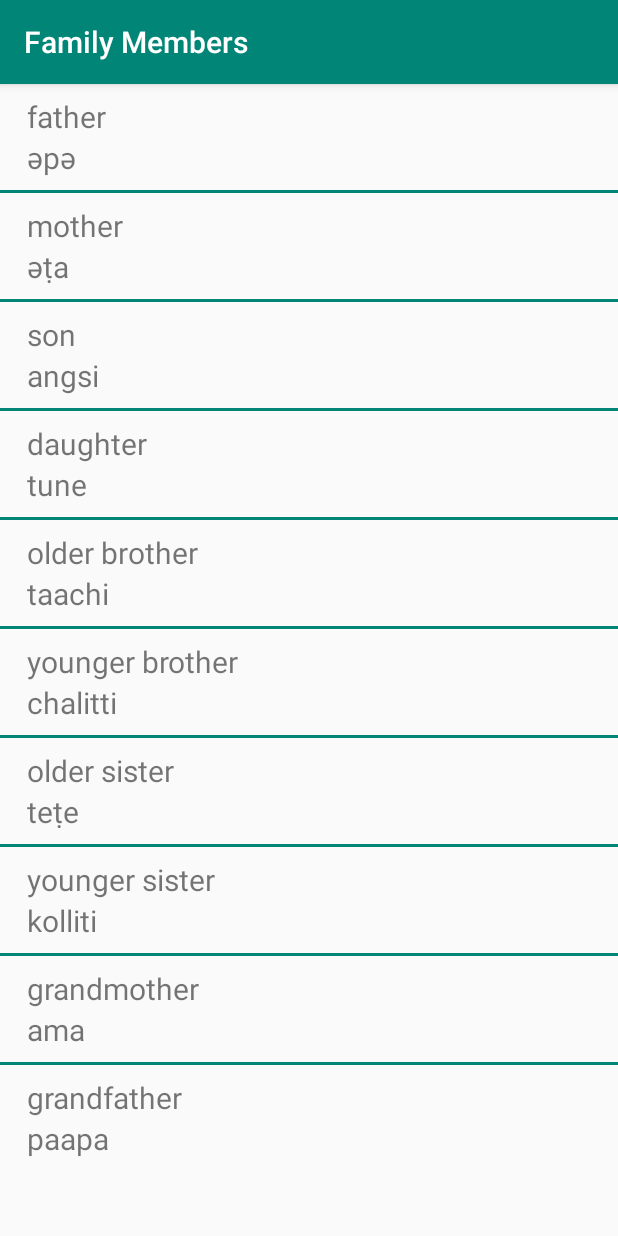
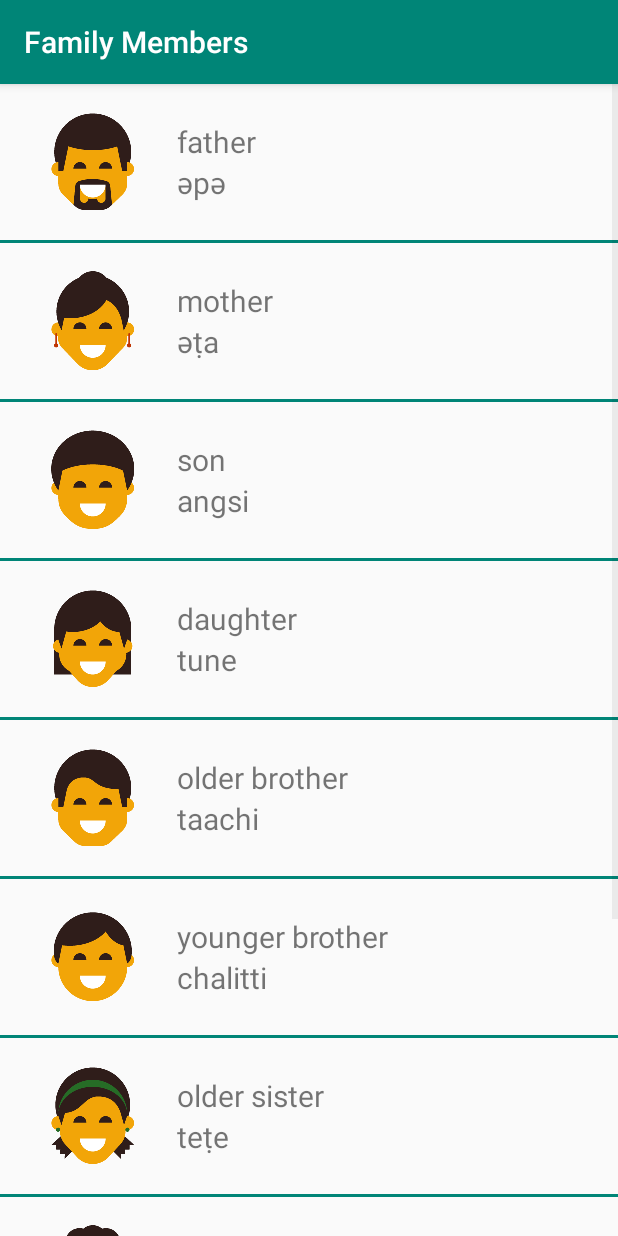
Before and after one commit to Yousaf184/Miwok-App, an Android app: the FamilyActivity screen opened directly, with no data from a screen before it, on a phone screen of 412 x 824 dp. Run offline under Robolectric (Android 15) with nearby library versions, the phone set to English and light mode, and no system bars.

Commit message:
added image resource in listviews of three categories

```diff
--- a/app/src/main/java/com/example/yousafkhan/miwok/ColorsAdapter.java
+++ b/app/src/main/java/com/example/yousafkhan/miwok/ColorsAdapter.java
@@ -5,6 +5,7 @@ import android.view.LayoutInflater;
 import android.view.View;
 import android.view.ViewGroup;
 import android.widget.ArrayAdapter;
+import android.widget.ImageView;
 import android.widget.TextView;
 
 import java.util.ArrayList;
@@ -27,6 +28,7 @@ public class ColorsAdapter extends ArrayAdapter<Translation> {
             holder = new ViewHolder();
             holder.englishTextView = convertView.findViewById(R.id.english_word);
             holder.miwokTextView = convertView.findViewById(R.id.miwok_word);
+            holder.imageResource = convertView.findViewById(R.id.image_icon);
 
             convertView.setTag(holder);
         }
@@ -36,14 +38,16 @@ public class ColorsAdapter extends ArrayAdapter<Translation> {
 
         Translation translation = getItem(position);
 
+        holder.imageResource.setImageResource(translation.getImageResourceID());
         holder.englishTextView.setText(translation.getEnglishTranslation());
         holder.miwokTextView.setText(translation.getMiwokTranslation());
 
         return convertView;
     }
 
-    static class ViewHolder {
+    private static class ViewHolder {
         private TextView englishTextView;
         private TextView miwokTextView;
+        private ImageView imageResource;
     }
 }
--- a/app/src/main/java/com/example/yousafkhan/miwok/FamilyActivity.java
+++ b/app/src/main/java/com/example/yousafkhan/miwok/FamilyActivity.java
@@ -21,16 +21,16 @@ public class FamilyActivity extends AppCompatActivity {
 
     private void populateFamilyList() {
         this.familyList = new ArrayList<>();
-        this.familyList.add(new Translation("father", "әpә"));
-        this.familyList.add(new Translation("mother", "әṭa"));
-        this.familyList.add(new Translation("son", "angsi"));
-        this.familyList.add(new Translation("daughter", "tune"));
-        this.familyList.add(new Translation("older brother", "taachi"));
-        this.familyList.add(new Translation("younger brother", "chalitti"));
-        this.familyList.add(new Translation("older sister", "teṭe"));
-        this.familyList.add(new Translation("younger sister", "kolliti"));
-        this.familyList.add(new Translation("grandmother", "ama"));
-        this.familyList.add(new Translation("grandfather", "paapa"));
+        this.familyList.add(new Translation("father", "әpә", R.drawable.family_father));
+        this.familyList.add(new Translation("mother", "әṭa", R.drawable.family_mother));
+        this.familyList.add(new Translation("son", "angsi", R.drawable.family_son));
+        this.familyList.add(new Translation("daughter", "tune", R.drawable.family_daughter));
+        this.familyList.add(new Translation("older brother", "taachi", R.drawable.family_older_brother));
+        this.familyList.add(new Translation("younger brother", "chalitti", R.drawable.family_younger_brother));
+        this.familyList.add(new Translation("older sister", "teṭe", R.drawable.family_older_sister));
+        this.familyList.add(new Translation("younger sister", "kolliti", R.drawable.family_younger_sister));
+        this.familyList.add(new Translation("grandmother", "ama", R.drawable.family_grandmother));
+        this.familyList.add(new Translation("grandfather", "paapa", R.drawable.family_grandfather));
     }
 
     private void populateFamilyListview() {
--- a/app/src/main/java/com/example/yousafkhan/miwok/FamilyAdapter.java
+++ b/app/src/main/java/com/example/yousafkhan/miwok/FamilyAdapter.java
@@ -5,6 +5,7 @@ import android.view.LayoutInflater;
 import android.view.View;
 import android.view.ViewGroup;
 import android.widget.ArrayAdapter;
+import android.widget.ImageView;
 import android.widget.TextView;
 
 import java.util.ArrayList;
@@ -27,6 +28,7 @@ public class FamilyAdapter extends ArrayAdapter<Translation> {
             holder = new ViewHolder();
             holder.englishTextView = convertView.findViewById(R.id.english_word);
             holder.miwokTextView = convertView.findViewById(R.id.miwok_word);
+            holder.imageResource = convertView.findViewById(R.id.image_icon);
 
             convertView.setTag(holder);
         }
@@ -36,6 +38,7 @@ public class FamilyAdapter extends ArrayAdapter<Translation> {
 
         Translation translation = getItem(position);
 
+        holder.imageResource.setImageResource(translation.getImageResourceID());
         holder.englishTextView.setText(translation.getEnglishTranslation());
         holder.miwokTextView.setText(translation.getMiwokTranslation());
 
@@ -45,5 +48,6 @@ public class FamilyAdapter extends ArrayAdapter<Translation> {
     static class ViewHolder {
         private TextView englishTextView;
         private TextView miwokTextView;
+        private ImageView imageResource;
     }
 }
--- a/app/src/main/java/com/example/yousafkhan/miwok/NumbersAdapter.java
+++ b/app/src/main/java/com/example/yousafkhan/miwok/NumbersAdapter.java
@@ -5,6 +5,7 @@ import android.view.LayoutInflater;
 import android.view.View;
 import android.view.ViewGroup;
 import android.widget.ArrayAdapter;
+import android.widget.ImageView;
 import android.widget.TextView;
 
 import java.util.ArrayList;
@@ -27,6 +28,7 @@ public class NumbersAdapter extends ArrayAdapter<Translation> {
             holder = new ViewHolder();
             holder.englishTextView = convertView.findViewById(R.id.english_word);
             holder.miwokTextView = convertView.findViewById(R.id.miwok_word);
+            holder.imageResource = convertView.findViewById(R.id.image_icon);
 
             convertView.setTag(holder);
         }
@@ -36,6 +38,7 @@ public class NumbersAdapter extends ArrayAdapter<Translation> {
 
         Translation translation = getItem(position);
 
+        holder.imageResource.setImageResource(translation.getImageResourceID());
         holder.englishTextView.setText(translation.getEnglishTranslation());
         holder.miwokTextView.setText(translation.getMiwokTranslation());
 
@@ -45,5 +48,6 @@ public class NumbersAdapter extends ArrayAdapter<Translation> {
     static class ViewHolder {
         private TextView englishTextView;
         private TextView miwokTextView;
+        private ImageView imageResource;
     }
 }
--- a/app/src/main/java/com/example/yousafkhan/miwok/PhrasesAdapter.java
+++ b/app/src/main/java/com/example/yousafkhan/miwok/PhrasesAdapter.java
@@ -39,10 +39,13 @@ public class PhrasesAdapter extends ArrayAdapter<Translation> {
         holder.englishTextView.setText(translation.getEnglishTranslation());
         holder.miwokTextView.setText(translation.getMiwokTranslation());
 
+        // hide the imageview in phrases listview item layout
+        convertView.findViewById(R.id.image_icon).setVisibility(View.INVISIBLE);
+
         return convertView;
     }
 
-    static class ViewHolder {
+    private static class ViewHolder {
         private TextView englishTextView;
         private TextView miwokTextView;
     }
--- a/app/src/main/java/com/example/yousafkhan/miwok/Translation.java
+++ b/app/src/main/java/com/example/yousafkhan/miwok/Translation.java
@@ -4,10 +4,17 @@ public class Translation {
 
     private String englishTranslation;
     private String miwokTranslation;
+    private int imageResourceID;
 
     Translation(String englishTranslation,  String miwokTranslation) {
         this.englishTranslation = englishTranslation;
         this.miwokTranslation = miwokTranslation;
+    }
+
+    Translation(String englishTranslation,  String miwokTranslation, int imageID) {
+        this.englishTranslation = englishTranslation;
+        this.miwokTranslation = miwokTranslation;
+        this.imageResourceID = imageID;
     }
 
     public String getEnglishTranslation() {
@@ -17,4 +24,8 @@ public class Translation {
     public String getMiwokTranslation() {
         return this.miwokTranslation;
     }
+
+    public int getImageResourceID() {
+        return this.imageResourceID;
+    }
 }
--- a/app/src/main/res/layout/listview_item.xml
+++ b/app/src/main/res/layout/listview_item.xml
@@ -8,13 +8,28 @@
     android:paddingTop="8dp"
     android:paddingBottom="8dp">
 
+    <ImageView
+        android:id="@+id/image_icon"
+        android:layout_width="wrap_content"
+        android:layout_height="wrap_content" />
+
+    <LinearLayout
+        android:layout_width="wrap_content"
+        android:layout_height="wrap_content"
+        app:layout_constraintTop_toTopOf="@id/image_icon"
+        app:layout_constraintBottom_toBottomOf="@id/image_icon"
+        android:orientation="vertical"
+        app:layout_constraintLeft_toRightOf="@id/image_icon"
+        android:layout_marginLeft="12dp">
+
         <TextView
             android:id="@+id/english_word"
-        style="@style/listview_item_style"/>
+            style="@style/listview_item_style" />
 
         <TextView
             android:id="@+id/miwok_word"
             style="@style/listview_item_style"
             app:layout_constraintTop_toBottomOf="@+id/english_word" />
+    </LinearLayout>
 
 </android.support.constraint.ConstraintLayout>
```
Also changed, not shown: app/src/main/java/com/example/yousafkhan/miwok/ColorsActivity.java (+8 -8 lines), app/src/main/java/com/example/yousafkhan/miwok/NumbersActivity.java (+10 -10 lines). Lines whose indentation alone changed are shown as unchanged.
